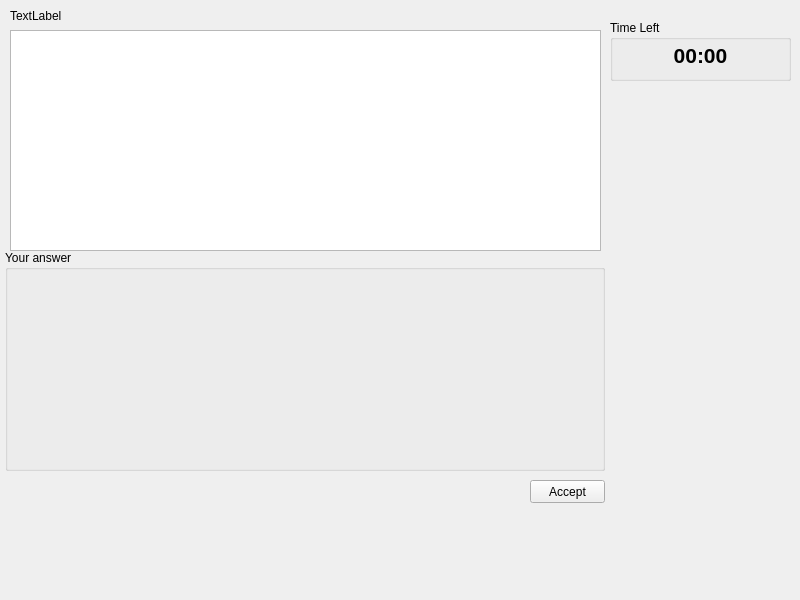
This is quizwindow.ui in Wuzzaza/TestSystem as Qt 5 draws it before an edit. The edited form follows.
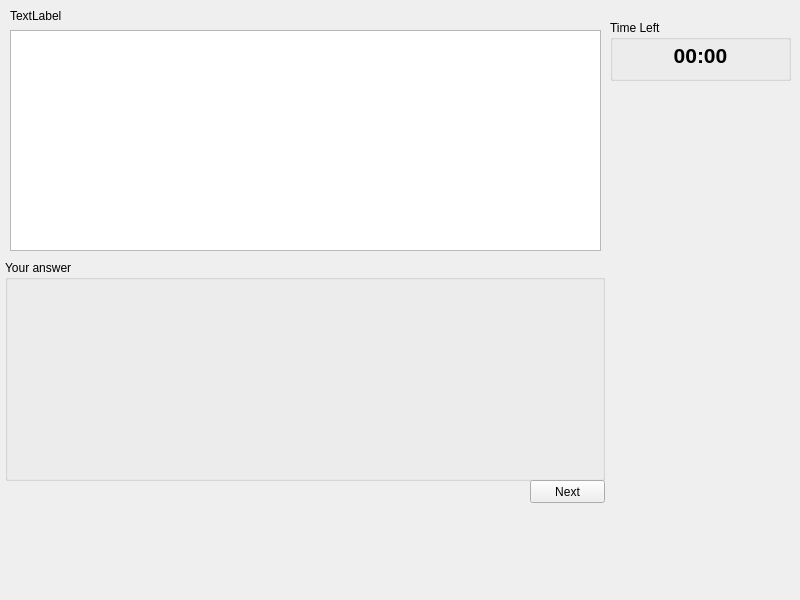
This is the edited form.

What changed in the file:
```diff
--- a/quizwindow.ui
+++ b/quizwindow.ui
@@ -43,7 +43,7 @@
    <property name="geometry">
     <rect>
      <x>5</x>
-     <y>250</y>
+     <y>260</y>
      <width>600</width>
      <height>221</height>
     </rect>
@@ -62,7 +62,7 @@
     </rect>
    </property>
    <property name="text">
-    <string>Accept</string>
+    <string>Next</string>
    </property>
   </widget>
   <widget class="QGroupBox" name="groupBox_2">
```
Left out of the diff: 3 changed lines with no effect on the pictures.
